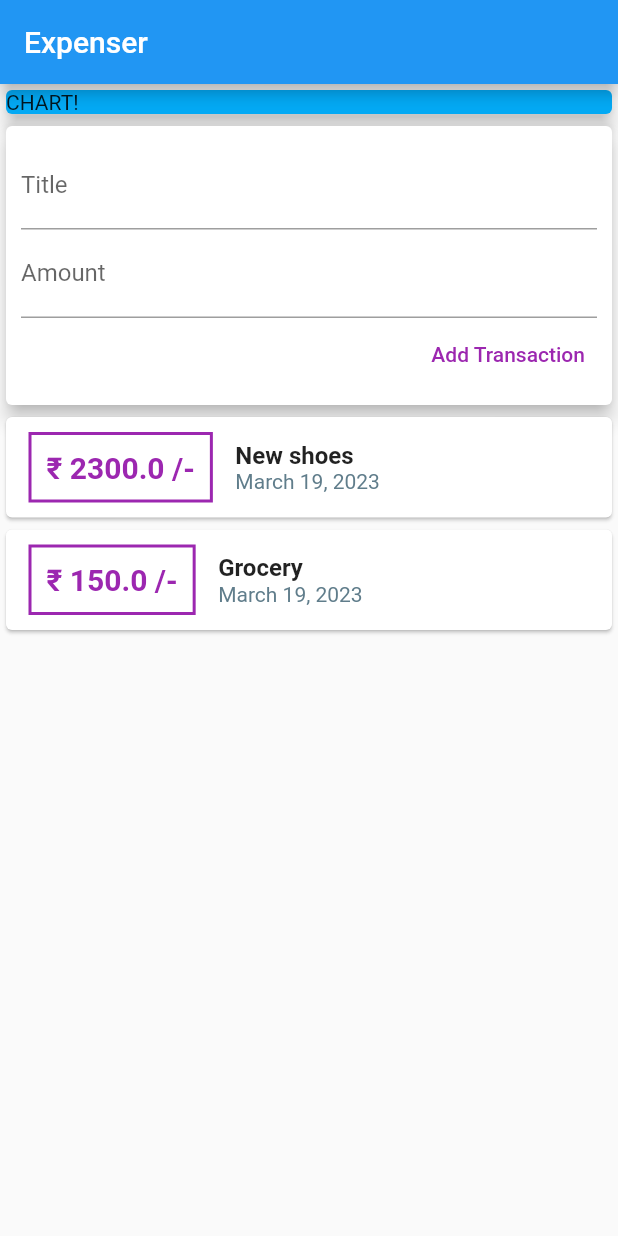
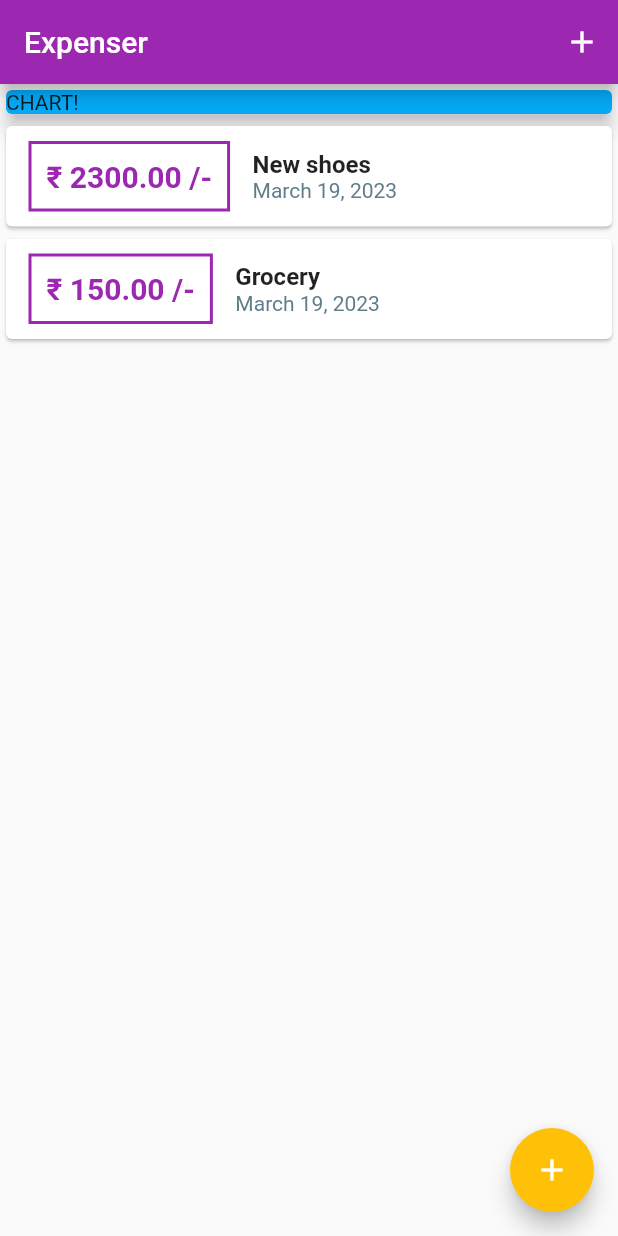
Before and after one commit to glitched-sudhanshu/Expenser, a Flutter app: the screen it shows after launch, on a phone screen of 412 x 824 dp. Run offline on Flutter 3.47's test engine with Material 2 defaults, Android fonts, the phone set to English and light mode, and no system bars.

Commit message:
theming and new transaction
modal bottom sheet to add new transaction added

```diff
--- /dev/null
+++ b/lib/Util/StringUtil.dart
@@ -0,0 +1,5 @@
+extension StringExtension on String {
+  String capitalize() {
+    return "${this[0].toUpperCase()}${substring(1).toLowerCase()}";
+  }
+}
--- a/lib/main.dart
+++ b/lib/main.dart
@@ -1,4 +1,6 @@
-import 'package:expense_app/transaction.dart';
+import 'package:expense_app/models/transaction.dart';
+import 'package:expense_app/widgets/new_transaction.dart';
+import 'package:expense_app/widgets/transaction_list.dart';
 import 'package:flutter/material.dart';
 import 'package:intl/intl.dart';
 
@@ -10,26 +12,72 @@ class MyApp extends StatelessWidget {
   @override
   Widget build(BuildContext context) {
     return MaterialApp(
-      title: 'Flutter App',
+      title: 'Expenser',
+      theme: ThemeData(
+          primarySwatch: Colors.purple,
+          colorScheme: ColorScheme.fromSwatch().copyWith(
+            secondary: Colors.amber,
+            primary: Colors.purple,
+          )),
       home: HomePage(),
+      debugShowCheckedModeBanner: false,
     );
   }
 }
 
-class HomePage extends StatelessWidget {
-  final List<Transaction> transactions = [
+class HomePage extends StatefulWidget {
+  @override
+  State<HomePage> createState() => _HomePageState();
+}
+
+class _HomePageState extends State<HomePage> {
+  final List<Transaction> _userTransactions = [
     Transaction(
         id: 't1', title: 'New shoes', amount: 2300, date: DateTime.now()),
     Transaction(id: 't2', title: 'Grocery', amount: 150, date: DateTime.now()),
   ];
+
+  void _addNewTransaction(String txTitle, double txAmount) {
+    final newTx = Transaction(
+        id: DateTime.now().toString(),
+        title: txTitle,
+        amount: txAmount,
+        date: DateTime.now());
+
+    setState(() {
+      _userTransactions.add(newTx);
+    });
+  }
+
+  void _startAddNewTransaction(BuildContext ctx) {
+    showModalBottomSheet(
+      context: ctx,
+      builder: (_) {
+        return GestureDetector(
+          child: NewTransaction(_addNewTransaction),
+          onTap: () {},
+          behavior: HitTestBehavior.opaque,
+        );
+      },
+    );
+  }
 
   @override
   Widget build(BuildContext context) {
     return Scaffold(
       appBar: AppBar(
         title: Text('Expenser'),
+        actions: [
+          IconButton(
+            onPressed: () => _startAddNewTransaction(context),
+            icon: Icon(
+              Icons.add,
             ),
-      body: Column(
+          ),
+        ],
+      ),
+      body: SingleChildScrollView(
+        child: Column(
           mainAxisAlignment: MainAxisAlignment.start,
           crossAxisAlignment: CrossAxisAlignment.stretch,
           children: [
@@ -40,90 +88,15 @@ class HomePage extends StatelessWidget {
                   elevation: 5,
                   child: Text('CHART!'),
                 )),
-          Card(
-            elevation: 5,
-            child: Container(
-              padding: EdgeInsets.all(10),
-              child: Column(
-                crossAxisAlignment: CrossAxisAlignment.end,
-                children: [
-                  TextField(
-                    decoration: InputDecoration(labelText: 'Title'),
-                  ),
-                  TextField(
-                    decoration: InputDecoration(labelText: 'Amount'),
-                  ),
-                  TextButton(
-                    onPressed: () {},
-                    child: Text('Add Transaction'),
-                    style: ButtonStyle(
-                      foregroundColor: MaterialStateProperty.all(Colors.purple),
-                      overlayColor: MaterialStateProperty.resolveWith<Color?>(
-                        (Set<MaterialState> states) {
-                          if (states.contains(MaterialState.hovered))
-                            return Colors.purpleAccent.withOpacity(0.04);
-                          if (states.contains(MaterialState.focused) ||
-                              states.contains(MaterialState.pressed))
-                            return Colors.purpleAccent.withOpacity(0.12);
-                          return null; // Defer to the widget's default.
-                        },
-                      ),
-                    ),
-                  )
+            TransactionList(_userTransactions)
           ],
         ),
       ),
+      floatingActionButton: FloatingActionButton(
+        child: Icon(
+          Icons.add,
         ),
-          Column(children: [
-            ...transactions.map((tx) {
-              //tx is a single transaction
-              return Card(
-                child: Row(
-                  children: [
-                    Container(
-                      margin:
-                          EdgeInsets.symmetric(vertical: 10, horizontal: 15),
-                      decoration: BoxDecoration(
-                        border: Border.all(
-                          color: Colors.purple,
-                          width: 2,
-                        ),
-                      ),
-                      padding: EdgeInsets.all(10),
-                      child: Text(
-                        '₹ ${tx.amount} /-',
-                        style: TextStyle(
-                          fontWeight: FontWeight.bold,
-                          fontSize: 20,
-                          color: Colors.purple,
-                        ),
-                      ),
-                    ),
-                    Column(
-                      crossAxisAlignment: CrossAxisAlignment.start,
-                      children: [
-                        Text(
-                          tx.title.toString(),
-                          style: TextStyle(
-                            fontSize: 16,
-                            fontWeight: FontWeight.bold,
-                          ),
-                        ),
-                        Text(
-                          DateFormat.yMMMMd().format(tx.date),
-                          style: TextStyle(
-                            fontSize: 14,
-                            color: Colors.blueGrey,
-                          ),
-                        ),
-                      ],
-                    ),
-                  ],
-                ),
-              );
-            }).toList(),
-          ]),
-        ],
+        onPressed: () => _startAddNewTransaction(context),
       ),
     );
   }
--- /dev/null
+++ b/lib/widgets/transaction_list.dart
@@ -0,0 +1,66 @@
+import 'package:flutter/material.dart';
+import 'package:intl/intl.dart';
+
+import '../models/transaction.dart';
+
+class TransactionList extends StatelessWidget {
+  final List<Transaction> _userTransactions;
+
+  TransactionList(this._userTransactions);
+
+  @override
+  Widget build(BuildContext context) {
+    return SizedBox(
+      height: 500,
+      child: ListView.builder(
+        itemBuilder: (context, position) {
+          Transaction tx = _userTransactions[position];
+          return Card(
+            child: Row(
+              children: [
+                Container(
+                  margin: EdgeInsets.symmetric(vertical: 10, horizontal: 15),
+                  decoration: BoxDecoration(
+                    border: Border.all(
+                      color: Colors.purple,
+                      width: 2,
+                    ),
+                  ),
+                  padding: EdgeInsets.all(10),
+                  child: Text(
+                    '₹ ${tx.amount.toStringAsFixed(2)} /-',
+                    style: TextStyle(
+                      fontWeight: FontWeight.bold,
+                      fontSize: 20,
+                      color: Colors.purple,
+                    ),
+                  ),
+                ),
+                Column(
+                  crossAxisAlignment: CrossAxisAlignment.start,
+                  children: [
+                    Text(
+                      tx.title.toString(),
+                      style: TextStyle(
+                        fontSize: 16,
+                        fontWeight: FontWeight.bold,
+                      ),
+                    ),
+                    Text(
+                      DateFormat.yMMMMd().format(tx.date),
+                      style: TextStyle(
+                        fontSize: 14,
+                        color: Colors.blueGrey,
+                      ),
+                    ),
+                  ],
+                ),
+              ],
+            ),
+          );
+        },
+        itemCount: _userTransactions.length,
+      ),
+    );
+  }
+}
```
Also changed, not shown: lib/widgets/new_transaction.dart (added, +72 -0 lines), lib/models/transaction.dart (renamed from lib/transaction.dart), 1 other file. Lines whose indentation alone changed are shown as unchanged.
